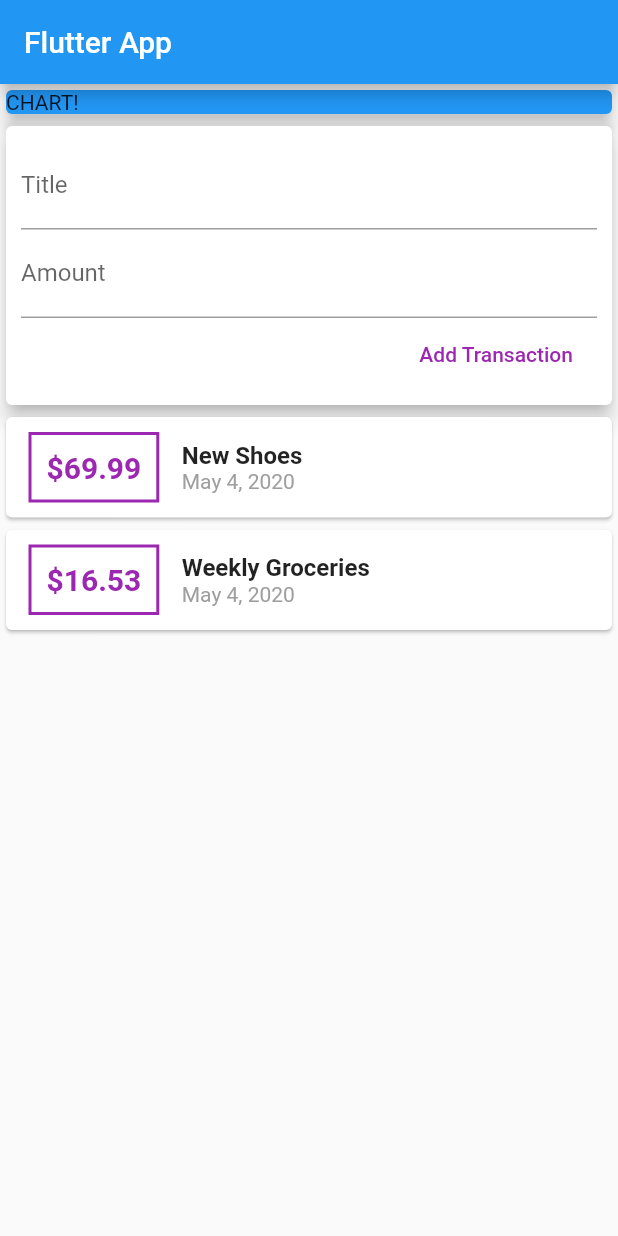
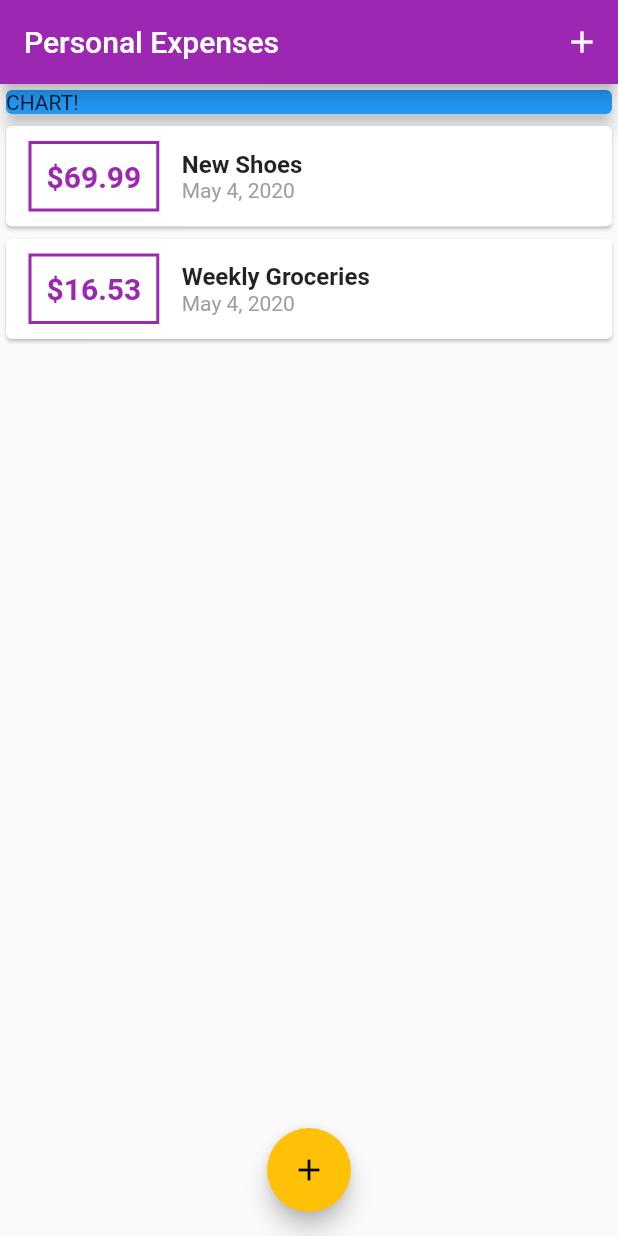
Before and after one commit to lemosandre/Store-APP-Flutter, a Flutter app: the screen it shows after launch, on a phone screen of 412 x 824 dp. Run offline on Flutter 3.47's test engine with Material 2 defaults, Android fonts, the phone set to English and light mode, and no system bars.

Commit message:
Update the button to add

```diff
--- a/lib/main.dart
+++ b/lib/main.dart
@@ -1,7 +1,8 @@
 import 'package:flutter/material.dart';
-import 'package:intl/intl.dart';
 
-import './transaction.dart';
+import './widgets/new_transaction.dart';
+import './widgets/transaction_list.dart';
+import './models/transaction.dart';
 
 void main() => runApp(MyApp());
 
@@ -9,14 +10,25 @@ class MyApp extends StatelessWidget {
   @override
   Widget build(BuildContext context) {
     return MaterialApp(
-      title: 'Flutter App',
+      title: 'Personal Expenses',
+      theme: ThemeData(
+        primarySwatch: Colors.purple,
+        accentColor: Colors.amber,
+      ),
       home: MyHomePage(),
     );
   }
 }
 
-class MyHomePage extends StatelessWidget {
-  final List<Transaction> transactions = [
+class MyHomePage extends StatefulWidget {
+  // String titleInput;
+  // String amountInput;
+  @override
+  _MyHomePageState createState() => _MyHomePageState();
+}
+
+class _MyHomePageState extends State<MyHomePage> {
+  final List<Transaction> _userTransactions = [
     Transaction(
       id: 't1',
       title: 'New Shoes',
@@ -30,18 +42,47 @@ class MyHomePage extends StatelessWidget {
       date: DateTime.now(),
     ),
   ];
-  // String titleInput;
-  // String amountInput;
-  final titleController = TextEditingController();
-  final amountController = TextEditingController();
+
+  void _addNewTransaction(String txTitle, double txAmount) {
+    final newTx = Transaction(
+      title: txTitle,
+      amount: txAmount,
+      date: DateTime.now(),
+      id: DateTime.now().toString(),
+    );
+
+    setState(() {
+      _userTransactions.add(newTx);
+    });
+  }
+
+  void _startAddNewTransaction(BuildContext ctx) {
+    showModalBottomSheet(
+      context: ctx,
+      builder: (_) {
+        return GestureDetector(
+          onTap: () {},
+          child: NewTransaction(_addNewTransaction),
+          behavior: HitTestBehavior.opaque,
+        );
+      },
+    );
+  }
 
   @override
   Widget build(BuildContext context) {
     return Scaffold(
       appBar: AppBar(
-        title: Text('Flutter App'),
+        title: Text('Personal Expenses'),
+        actions: <Widget>[
+          IconButton(
+            icon: Icon(Icons.add),
+            onPressed: () => _startAddNewTransaction(context),
           ),
-      body: Column(
+        ],
+      ),
+      body: SingleChildScrollView(
+        child: Column(
           // mainAxisAlignment: MainAxisAlignment.start,
           crossAxisAlignment: CrossAxisAlignment.stretch,
           children: <Widget>[
@@ -53,86 +94,14 @@ class MyHomePage extends StatelessWidget {
                 elevation: 5,
               ),
             ),
-          Card(
-            elevation: 5,
-            child: Container(
-              padding: EdgeInsets.all(10),
-              child: Column(
-                crossAxisAlignment: CrossAxisAlignment.end,
-                children: <Widget>[
-                  TextField(
-                    decoration: InputDecoration(labelText: 'Title'),
-                    controller: titleController,
-                    // onChanged: (val) {
-                    //   titleInput = val;
-                    // },
-                  ),
-                  TextField(
-                    decoration: InputDecoration(labelText: 'Amount'),
-                    controller: amountController,
-                    // onChanged: (val) => amountInput = val,
-                  ),
-                  FlatButton(
-                    child: Text('Add Transaction'),
-                    textColor: Colors.purple,
-                    onPressed: () {
-                      print(titleController.text);
-                    },
-                  ),
+            TransactionList(_userTransactions),
           ],
         ),
       ),
-          ),
-          Column(
-            children: transactions.map((tx) {
-              return Card(
-                child: Row(
-                  children: <Widget>[
-                    Container(
-                      margin: EdgeInsets.symmetric(
-                        vertical: 10,
-                        horizontal: 15,
-                      ),
-                      decoration: BoxDecoration(
-                        border: Border.all(
-                          color: Colors.purple,
-                          width: 2,
-                        ),
-                      ),
-                      padding: EdgeInsets.all(10),
-                      child: Text(
-                        '\$${tx.amount}',
-                        style: TextStyle(
-                          fontWeight: FontWeight.bold,
-                          fontSize: 20,
-                          color: Colors.purple,
-                        ),
-                      ),
-                    ),
-                    Column(
-                      crossAxisAlignment: CrossAxisAlignment.start,
-                      children: <Widget>[
-                        Text(
-                          tx.title,
-                          style: TextStyle(
-                            fontSize: 16,
-                            fontWeight: FontWeight.bold,
-                          ),
-                        ),
-                        Text(
-                          DateFormat.yMMMd().format(tx.date),
-                          style: TextStyle(
-                            color: Colors.grey,
-                          ),
-                        ),
-                      ],
-                    ),
-                  ],
-                ),
-              );
-            }).toList(),
-          ),
-        ],
+      floatingActionButtonLocation: FloatingActionButtonLocation.centerFloat,
+      floatingActionButton: FloatingActionButton(
+        child: Icon(Icons.add),
+        onPressed: () => _startAddNewTransaction(context),
       ),
     );
   }
--- /dev/null
+++ b/lib/widgets/transaction_list.dart
@@ -0,0 +1,67 @@
+import 'package:flutter/material.dart';
+import 'package:intl/intl.dart';
+
+import '../models/transaction.dart';
+
+class TransactionList extends StatelessWidget {
+  final List<Transaction> transactions;
+
+  TransactionList(this.transactions);
+
+  @override
+  Widget build(BuildContext context) {
+    return Container(
+      height: 300,
+      child: ListView.builder(
+        itemBuilder: (ctx, index) {
+          return Card(
+            child: Row(
+              children: <Widget>[
+                Container(
+                  margin: EdgeInsets.symmetric(
+                    vertical: 10,
+                    horizontal: 15,
+                  ),
+                  decoration: BoxDecoration(
+                    border: Border.all(
+                      color: Theme.of(context).primaryColor,
+                      width: 2,
+                    ),
+                  ),
+                  padding: EdgeInsets.all(10),
+                  child: Text(
+                    '\$${transactions[index].amount.toStringAsFixed(2)}',
+                    style: TextStyle(
+                      fontWeight: FontWeight.bold,
+                      fontSize: 20,
+                      color: Theme.of(context).primaryColor,
+                    ),
+                  ),
+                ),
+                Column(
+                  crossAxisAlignment: CrossAxisAlignment.start,
+                  children: <Widget>[
+                    Text(
+                      transactions[index].title,
+                      style: TextStyle(
+                        fontSize: 16,
+                        fontWeight: FontWeight.bold,
+                      ),
+                    ),
+                    Text(
+                      DateFormat.yMMMd().format(transactions[index].date),
+                      style: TextStyle(
+                        color: Colors.grey,
+                      ),
+                    ),
+                  ],
+                ),
+              ],
+            ),
+          );
+        },
+        itemCount: transactions.length,
+      ),
+    );
+  }
+}
```
Also changed, not shown: lib/widgets/new_transaction.dart (added, +67 -0 lines), lib/models/transaction.dart (renamed from lib/transaction.dart). Lines whose indentation alone changed are shown as unchanged.
